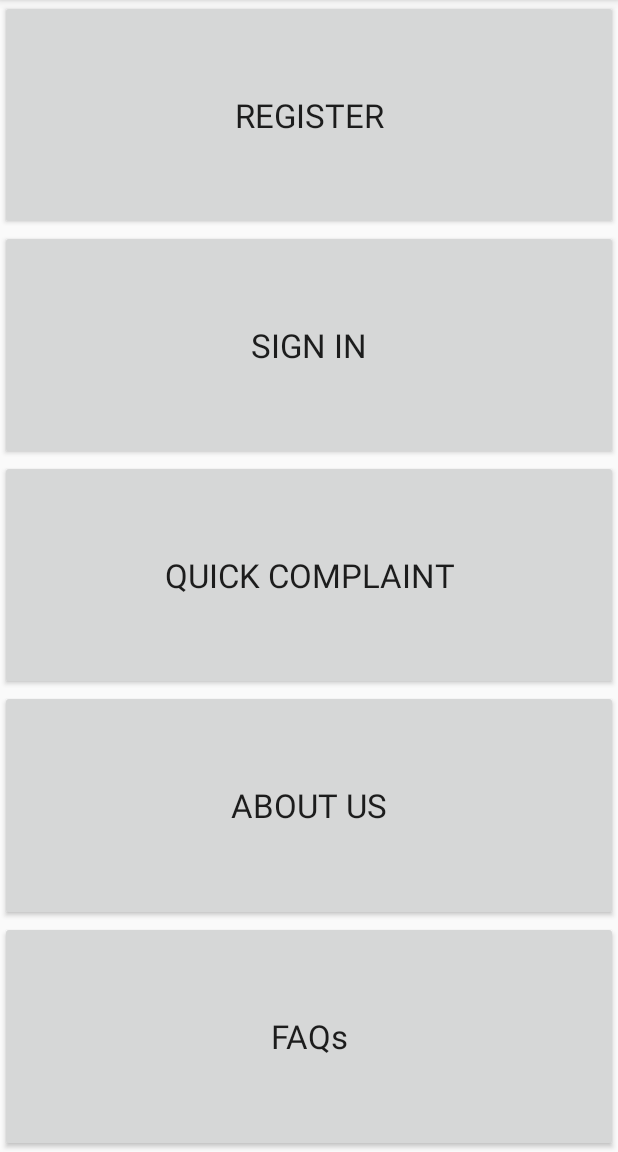
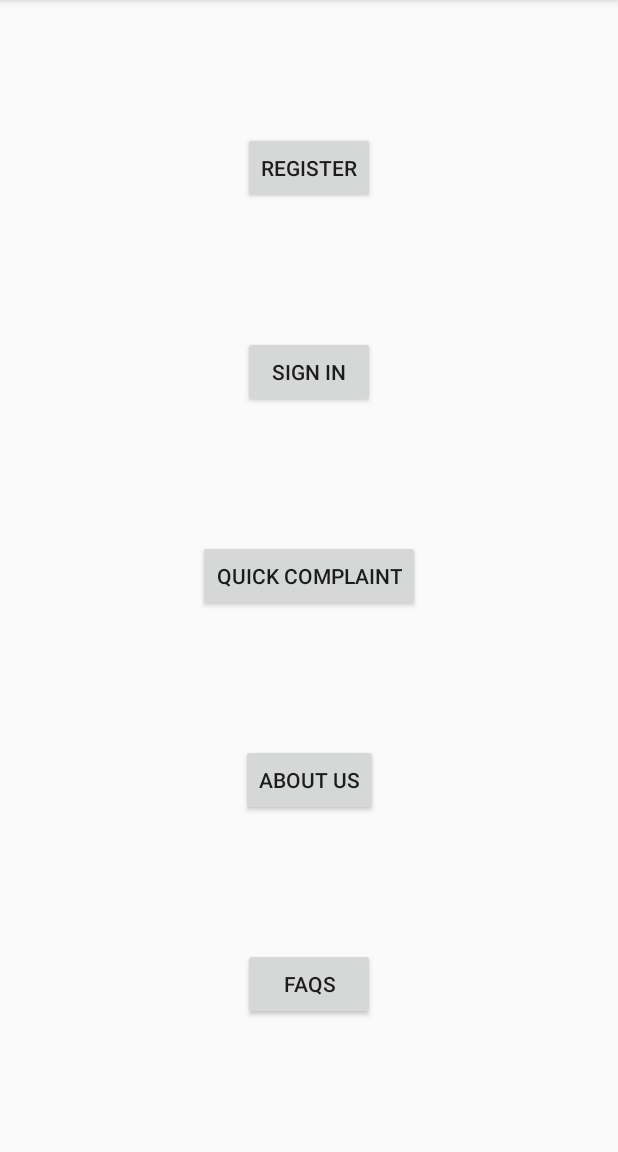
Before and after one commit to KingPegasus/ComputerMaintenance, an Android app: the screen it shows after launch (MainActivity), on a phone screen of 412 x 824 dp, the part 84-1236 px from its top. Run offline under Robolectric (Android 15) with nearby library versions, the phone set to English and light mode, and no system bars.

Commit message:
using Constraint Layout

```diff
--- a/app/src/main/res/layout/activity_main.xml
+++ b/app/src/main/res/layout/activity_main.xml
@@ -6,52 +6,58 @@
     android:layout_height="match_parent"
     tools:context="com.example.android.computermaintenance.MainActivity">
 
-    <LinearLayout
-        android:layout_width="match_parent"
-        android:layout_height="match_parent"
-        android:orientation="vertical"
-        tools:layout_editor_absoluteX="16dp"
-        tools:layout_editor_absoluteY="16dp">
+    <Button
+        android:id="@+id/button5"
+        android:layout_width="wrap_content"
+        android:layout_height="wrap_content"
+        android:text="@string/button_register"
+        app:layout_constraintBottom_toTopOf="@+id/button6"
+        app:layout_constraintEnd_toEndOf="parent"
+        app:layout_constraintHorizontal_bias="0.5"
+        app:layout_constraintStart_toStartOf="parent"
+        app:layout_constraintTop_toTopOf="parent" />
 
     <Button
-            android:id="@+id/button_register"
-            android:layout_width="match_parent"
+        android:id="@+id/button6"
+        android:layout_width="wrap_content"
         android:layout_height="wrap_content"
-            android:layout_weight="1"
-            android:textAppearance="?android:textAppearanceLarge"
-            android:text="@string/button_register" />
+        android:text="@string/button_signin"
+        app:layout_constraintBottom_toTopOf="@+id/button7"
+        app:layout_constraintEnd_toEndOf="parent"
+        app:layout_constraintHorizontal_bias="0.5"
+        app:layout_constraintStart_toStartOf="parent"
+        app:layout_constraintTop_toBottomOf="@+id/button5" />
 
     <Button
-            android:id="@+id/button_signin"
-            android:layout_width="match_parent"
+        android:id="@+id/button7"
+        android:layout_width="wrap_content"
         android:layout_height="wrap_content"
-            android:layout_weight="1"
-            android:textAppearance="?android:textAppearanceLarge"
-            android:text="@string/button_signin" />
+        android:text="@string/button_quickcomplaint"
+        app:layout_constraintBottom_toTopOf="@+id/button8"
+        app:layout_constraintEnd_toEndOf="parent"
+        app:layout_constraintHorizontal_bias="0.5"
+        app:layout_constraintStart_toStartOf="parent"
+        app:layout_constraintTop_toBottomOf="@+id/button6" />
 
     <Button
-            android:id="@+id/button_quickcomplaint"
-            android:layout_width="match_parent"
+        android:id="@+id/button8"
+        android:layout_width="wrap_content"
         android:layout_height="wrap_content"
-            android:layout_weight="1"
-            android:textAppearance="?android:textAppearanceLarge"
-            android:text="@string/button_quickcomplaint" />
+        android:text="@string/button_aboutus"
+        app:layout_constraintBottom_toTopOf="@+id/button9"
+        app:layout_constraintEnd_toEndOf="parent"
+        app:layout_constraintHorizontal_bias="0.5"
+        app:layout_constraintStart_toStartOf="parent"
+        app:layout_constraintTop_toBottomOf="@+id/button7" />
 
     <Button
-            android:id="@+id/button_aboutus"
-            android:layout_width="match_parent"
+        android:id="@+id/button9"
+        android:layout_width="wrap_content"
         android:layout_height="wrap_content"
-            android:layout_weight="1"
-            android:textAppearance="?android:textAppearanceLarge"
-            android:text="@string/button_aboutus" />
-
-        <Button
-            android:id="@+id/button_faqs"
-            android:layout_width="match_parent"
-            android:layout_height="wrap_content"
-            android:layout_weight="1"
-            android:textAppearance="?android:textAppearanceLarge"
-            android:text="@string/button_faqs" />
-
-    </LinearLayout>
+        android:text="@string/button_faqs"
+        app:layout_constraintBottom_toBottomOf="parent"
+        app:layout_constraintEnd_toEndOf="parent"
+        app:layout_constraintHorizontal_bias="0.5"
+        app:layout_constraintStart_toStartOf="parent"
+        app:layout_constraintTop_toBottomOf="@+id/button8" />
 </android.support.constraint.ConstraintLayout>
```
Lines whose indentation alone changed are shown as unchanged.
